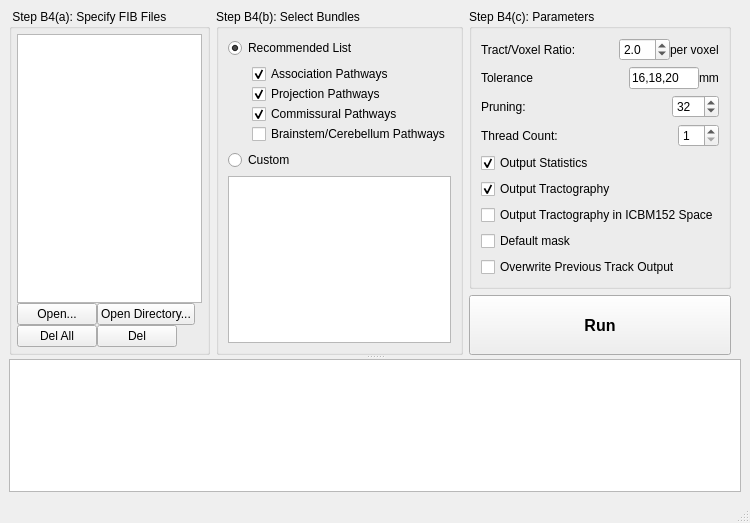
The window that auto_track.ui (frankyeh/DSI-Studio) describes before a commit, drawn with Qt 5.
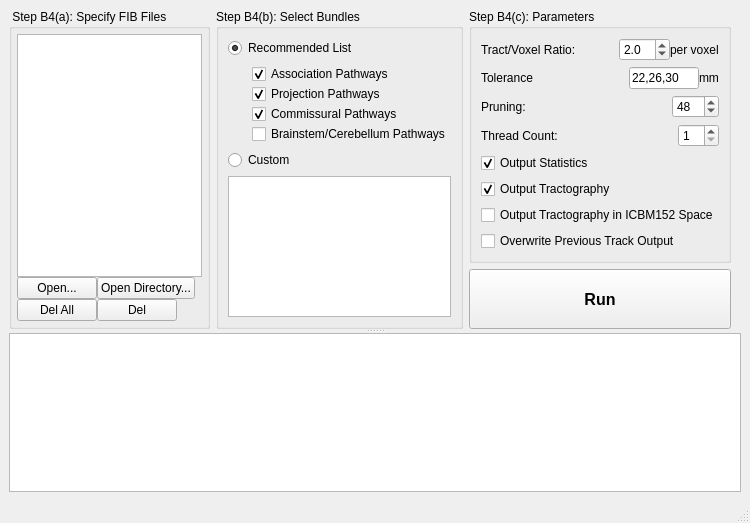
The same window after the commit. Icons and pictures are not drawn.

Patch:
```diff
--- a/auto_track.ui
+++ b/auto_track.ui
@@ -390,7 +390,7 @@
                   </size>
                  </property>
                  <property name="text">
-                  <string>16,18,20</string>
+                  <string>22,26,30</string>
                  </property>
                 </widget>
                </item>
@@ -434,7 +434,7 @@
                   <number>100</number>
                  </property>
                  <property name="value">
-                  <number>32</number>
+                  <number>48</number>
                  </property>
                 </widget>
                </item>
@@ -504,13 +504,6 @@
                </property>
               </widget>
              </item>
-             <item>
-              <widget class="QCheckBox" name="default_mask">
-               <property name="text">
-                <string>Default mask</string>
-               </property>
-              </widget>
-             </item>
              <item>
               <widget class="QCheckBox" name="overwrite">
                <property name="text">
```
